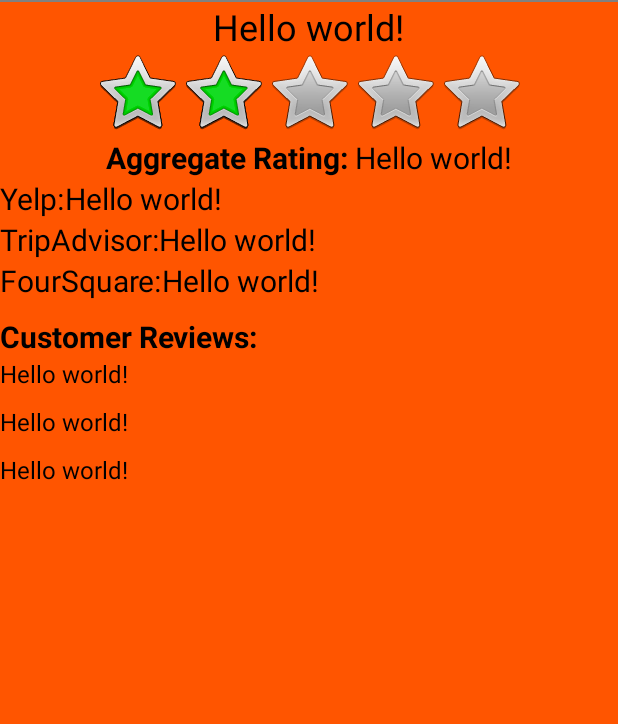
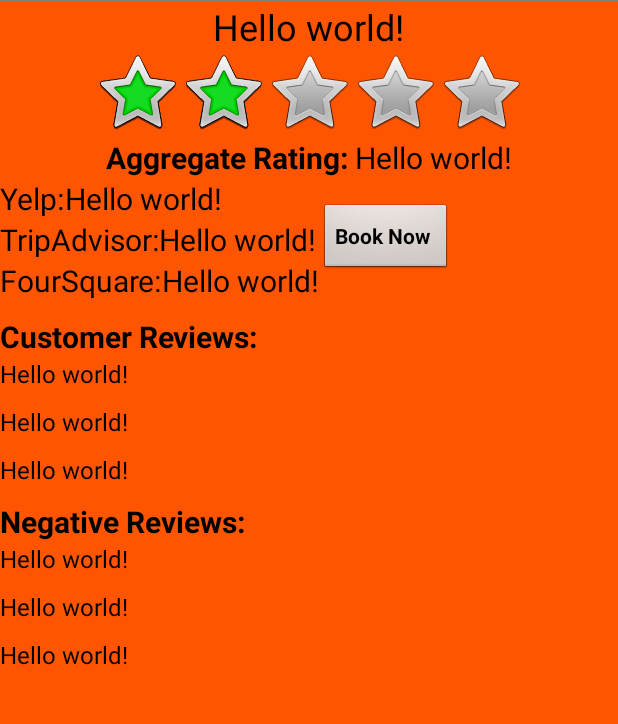
Before and after one commit to moharnab123saikia/CSC510-group-f, an Android app: the layout activity_list_item.xml on its own in the app's theme, with its tools: preview values and no code run, on a phone screen of 412 x 824 dp, the part 36-760 px from its top. Run offline under Robolectric (Android 15) with nearby library versions, the phone set to English and light mode, and no system bars.

Commit message:
layout changes in restaurant view

```diff
--- a/resto_scrapper_app/RestoScrapper/app/build.gradle
+++ b/resto_scrapper_app/RestoScrapper/app/build.gradle
@@ -1,5 +1,4 @@
 apply plugin: 'com.android.application'
-apply plugin: 'com.google.gms.google-services'
 
 android {
     compileSdkVersion 22
@@ -23,5 +22,4 @@ android {
 dependencies {
     compile fileTree(dir: 'libs', include: ['*.jar'])
     compile 'com.android.support:appcompat-v7:22.0.0'
-    compile 'com.google.android.gms:play-services-analytics:8.3.0'
 }
--- a/resto_scrapper_app/RestoScrapper/app/src/main/res/layout/activity_list_item.xml
+++ b/resto_scrapper_app/RestoScrapper/app/src/main/res/layout/activity_list_item.xml
@@ -53,7 +53,16 @@
         android:textSize="20sp"/>
 
 </LinearLayout>
+<LinearLayout
+    android:layout_width="wrap_content"
+    android:layout_height="wrap_content"
+    android:orientation="horizontal">
 
+    <LinearLayout
+        android:layout_width="wrap_content"
+        android:layout_height="wrap_content"
+        android:orientation="vertical"
+        android:layout_gravity="left">
         <LinearLayout
             android:layout_width="wrap_content"
             android:layout_height="wrap_content"
@@ -119,6 +128,26 @@
         </LinearLayout>
 
 
+    </LinearLayout>
+
+    <LinearLayout
+        android:layout_width="wrap_content"
+        android:layout_height="wrap_content"
+        android:orientation="vertical"
+        android:layout_gravity="center_vertical">
+
+        <Button
+            android:id="@+id/btn"
+            android:text="@string/btn_text"
+            android:layout_width="wrap_content"
+            android:layout_height="wrap_content" />
+
+    </LinearLayout>
+
+</LinearLayout>
+
+
+
     <TextView
         android:id="@+id/text"
         android:text="@string/review"
@@ -151,5 +180,36 @@
         android:textColor="@color/black"
         android:layout_marginTop="10sp"
         android:textSize="16sp"/>
+    <TextView
+        android:id="@+id/negreviewtext"
+        android:text="@string/negreview"
+        android:layout_width="wrap_content"
+        android:layout_height="wrap_content"
+        android:textColor="@color/black"
+        android:layout_marginTop="10sp"
+        android:textSize="20sp"/>
+    <TextView
+        android:id="@+id/negreview1"
+        android:text="@string/hello_world"
+        android:layout_width="wrap_content"
+        android:layout_height="wrap_content"
+        android:textColor="@color/black"
+        android:textSize="16sp"/>
+    <TextView
+        android:id="@+id/negreview2"
+        android:text="@string/hello_world"
+        android:layout_width="wrap_content"
+        android:layout_height="wrap_content"
+        android:textColor="@color/black"
+        android:layout_marginTop="10sp"
+        android:textSize="16sp"/>
+    <TextView
+        android:id="@+id/negreview3"
+        android:text="@string/hello_world"
+        android:layout_width="wrap_content"
+        android:layout_height="wrap_content"
+        android:textColor="@color/black"
+        android:layout_marginTop="10sp"
+        android:textSize="16sp"/>
 </LinearLayout>
 </ScrollView>
--- a/resto_scrapper_app/RestoScrapper/app/src/main/res/values/strings.xml
+++ b/resto_scrapper_app/RestoScrapper/app/src/main/res/values/strings.xml
@@ -5,8 +5,10 @@
     <string name="action_settings">Settings</string>
     <string name="title_activity_list_item">listItem</string>
     <string name="review"><b>Customer Reviews: </b></string>
+    <string name="negreview"><b>Negative Reviews: </b></string>
     <string name="yelp">Yelp:  </string>
     <string name="tripA">TripAdvisor:  </string>
     <string name="fourS">FourSquare:  </string>
     <string name="aggR"><b>Aggregate Rating:  </b></string>
+    <string name="btn_text"><b>Book Now </b></string>
 </resources>
```
Also changed, not shown: 1 other file. Lines whose indentation alone changed are shown as unchanged.
